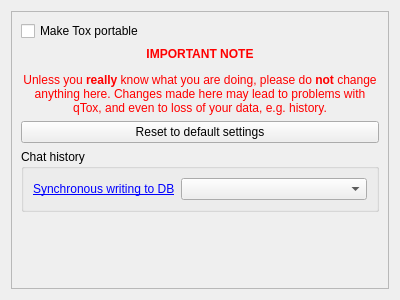
Before: the Qt Designer form src/widget/form/settings/advancedsettings.ui in qTox/qTox, drawn with Qt 5.
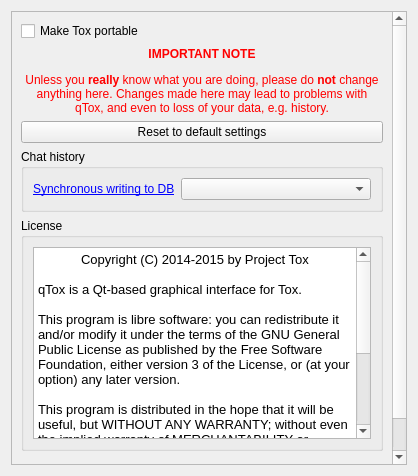
After: the same form once the commit is applied. Custom widgets are drawn as their Qt base class.

Commit message: license box in advanced

```diff
--- a/src/widget/form/settings/advancedsettings.ui
+++ b/src/widget/form/settings/advancedsettings.ui
@@ -6,8 +6,8 @@
    <rect>
     <x>0</x>
     <y>0</y>
-    <width>400</width>
-    <height>300</height>
+    <width>418</width>
+    <height>476</height>
    </rect>
   </property>
   <property name="windowTitle">
@@ -24,8 +24,8 @@
        <rect>
         <x>0</x>
         <y>0</y>
-        <width>374</width>
-        <height>302</height>
+        <width>384</width>
+        <height>515</height>
        </rect>
       </property>
       <layout class="QVBoxLayout" name="verticalLayout_2">
@@ -95,6 +95,62 @@
          </layout>
         </widget>
        </item>
+       <item>
+        <widget class="QGroupBox" name="licenseGroup">
+         <property name="sizePolicy">
+          <sizepolicy hsizetype="Expanding" vsizetype="Expanding">
+           <horstretch>0</horstretch>
+           <verstretch>0</verstretch>
+          </sizepolicy>
+         </property>
+         <property name="title">
+          <string>License</string>
+         </property>
+         <layout class="QVBoxLayout" name="verticalLayout_4">
+          <item>
+           <widget class="QTextBrowser" name="license">
+            <property name="focusPolicy">
+             <enum>Qt::NoFocus</enum>
+            </property>
+            <property name="contextMenuPolicy">
+             <enum>Qt::NoContextMenu</enum>
+            </property>
+            <property name="layoutDirection">
+             <enum>Qt::LeftToRight</enum>
+            </property>
+            <property name="html">
+             <string>&lt;!DOCTYPE HTML PUBLIC &quot;-//W3C//DTD HTML 4.0//EN&quot; &quot;http://www.w3.org/TR/REC-html40/strict.dtd&quot;&gt;
+&lt;html&gt;&lt;head&gt;&lt;meta name=&quot;qrichtext&quot; content=&quot;1&quot; /&gt;&lt;style type=&quot;text/css&quot;&gt;
+p, li { white-space: pre-wrap; }
+&lt;/style&gt;&lt;/head&gt;&lt;body style=&quot; font-family:'Ubuntu'; font-size:10pt; font-weight:400; font-style:normal;&quot;&gt;
+&lt;p align=&quot;center&quot; style=&quot; margin-top:0px; margin-bottom:0px; margin-left:0px; margin-right:0px; -qt-block-indent:0; text-indent:0px;&quot;&gt;Copyright (C) 2014-2015 by Project Tox&lt;/p&gt;
+&lt;p align=&quot;center&quot; style=&quot;-qt-paragraph-type:empty; margin-top:0px; margin-bottom:0px; margin-left:0px; margin-right:0px; -qt-block-indent:0; text-indent:0px;&quot;&gt;&lt;br /&gt;&lt;/p&gt;
+&lt;p style=&quot; margin-top:0px; margin-bottom:0px; margin-left:0px; margin-right:0px; -qt-block-indent:0; text-indent:0px;&quot;&gt;qTox is a Qt-based graphical interface for Tox.&lt;/p&gt;
+&lt;p style=&quot;-qt-paragraph-type:empty; margin-top:0px; margin-bottom:0px; margin-left:0px; margin-right:0px; -qt-block-indent:0; text-indent:0px;&quot;&gt;&lt;br /&gt;&lt;/p&gt;
+&lt;p style=&quot; margin-top:0px; margin-bottom:0px; margin-left:0px; margin-right:0px; -qt-block-indent:0; text-indent:0px;&quot;&gt;This program is libre software: you can redistribute it and/or modify it under the terms of the GNU General Public License as published by the Free Software Foundation, either version 3 of the License, or (at your option) any later version.&lt;/p&gt;
+&lt;p style=&quot;-qt-paragraph-type:empty; margin-top:0px; margin-bottom:0px; margin-left:0px; margin-right:0px; -qt-block-indent:0; text-indent:0px;&quot;&gt;&lt;br /&gt;&lt;/p&gt;
+&lt;p style=&quot; margin-top:0px; margin-bottom:0px; margin-left:0px; margin-right:0px; -qt-block-indent:0; text-indent:0px;&quot;&gt;This program is distributed in the hope that it will be useful, but WITHOUT ANY WARRANTY; without even the implied warranty of MERCHANTABILITY or FITNESS FOR A PARTICULAR PURPOSE.&lt;/p&gt;
+&lt;p style=&quot;-qt-paragraph-type:empty; margin-top:0px; margin-bottom:0px; margin-left:0px; margin-right:0px; -qt-block-indent:0; text-indent:0px;&quot;&gt;&lt;br /&gt;&lt;/p&gt;
+&lt;p style=&quot; margin-top:0px; margin-bottom:0px; margin-left:0px; margin-right:0px; -qt-block-indent:0; text-indent:0px;&quot;&gt;You should have received a copy of the GNU General Public License     along with this program.  If not, see &lt;a href=&quot;https://www.gnu.org/copyleft/gpl.html&quot;&gt;&lt;span style=&quot; text-decoration: underline; color:#007af4;&quot;&gt;https://www.gnu.org/copyleft/gpl.html&lt;/span&gt;&lt;/a&gt;.&lt;/p&gt;
+&lt;p style=&quot;-qt-paragraph-type:empty; margin-top:0px; margin-bottom:0px; margin-left:0px; margin-right:0px; -qt-block-indent:0; text-indent:0px;&quot;&gt;&lt;br /&gt;&lt;/p&gt;
+&lt;p style=&quot; margin-top:0px; margin-bottom:0px; margin-left:0px; margin-right:0px; -qt-block-indent:0; text-indent:0px;&quot;&gt;Author: &lt;a href=&quot;https://github.com/tux3&quot;&gt;&lt;span style=&quot; text-decoration: underline; color:#007af4;&quot;&gt;tux3&lt;/span&gt;&lt;/a&gt;&lt;/p&gt;
+&lt;p style=&quot; margin-top:0px; margin-bottom:0px; margin-left:0px; margin-right:0px; -qt-block-indent:0; text-indent:0px;&quot;&gt;Contributors: &lt;a href=&quot;https://github.com/tux3/qTox/graphs/contributors&quot;&gt;&lt;span style=&quot; text-decoration: underline; color:#007af4;&quot;&gt;see all on GitHub.com&lt;/span&gt;&lt;/a&gt;&lt;/p&gt;
+&lt;p style=&quot; margin-top:0px; margin-bottom:0px; margin-left:0px; margin-right:0px; -qt-block-indent:0; text-indent:0px;&quot;&gt;Known issues: &lt;a href=&quot;https://github.com/tux3/qTox/issues&quot;&gt;&lt;span style=&quot; text-decoration: underline; color:#007af4;&quot;&gt;see all on GitHub.com&lt;/span&gt;&lt;/a&gt;&lt;/p&gt;&lt;/body&gt;&lt;/html&gt;</string>
+            </property>
+            <property name="searchPaths">
+             <stringlist/>
+            </property>
+            <property name="openExternalLinks">
+             <bool>true</bool>
+            </property>
+            <property name="openLinks">
+             <bool>true</bool>
+            </property>
+           </widget>
+          </item>
+         </layout>
+        </widget>
+       </item>
        <item>
         <spacer name="verticalSpacer">
          <property name="orientation">
```
